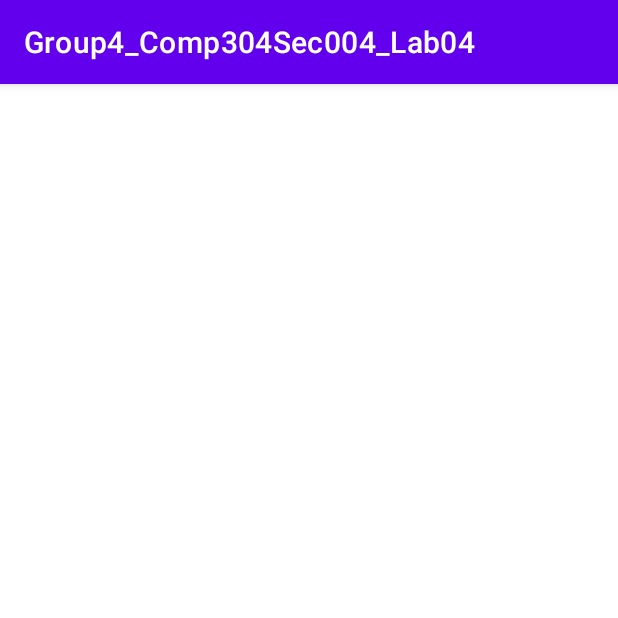
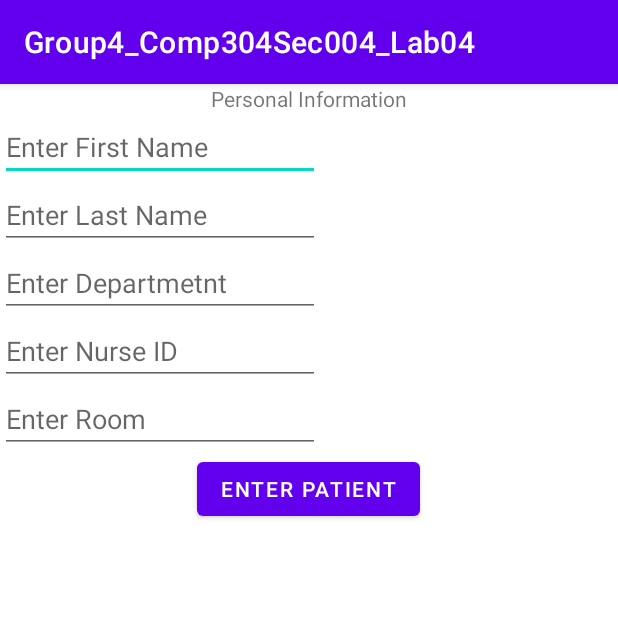
Before and after one commit to Mattdfd/Group4_Lab04, an Android app: the PatientActivity screen opened directly, with no data from a screen before it, on a phone screen of 412 x 824 dp, the top half of it. Run offline under Robolectric (Android 15) with nearby library versions, the phone set to English and light mode, and no system bars; our stand-ins replace Room's generated code; 2 statements that could not run were skipped.

Commit message:
Updated main and Login activity

```diff
--- a/app/src/main/AndroidManifest.xml
+++ b/app/src/main/AndroidManifest.xml
@@ -17,7 +17,7 @@
             android:name=".PatientActivity"
             android:exported="false" />
         <activity
-            android:name=".login"
+            android:name=".Login"
             android:exported="false" />
         <activity
             android:name=".MainActivity"
--- a/app/src/main/java/com/example/group4_comp304sec004_lab04/PatientActivity.java
+++ b/app/src/main/java/com/example/group4_comp304sec004_lab04/PatientActivity.java
@@ -1,21 +1,20 @@
 package com.example.group4_comp304sec004_lab04;
+
+import android.os.Bundle;
+import android.view.View;
+import android.widget.EditText;
+import android.widget.Toast;
 
 import androidx.appcompat.app.AppCompatActivity;
 import androidx.lifecycle.ViewModelProvider;
 
-import android.os.Bundle;
-import android.view.View;
-import android.widget.Toast;
-
-import com.google.android.material.textfield.TextInputEditText;
-
 public class PatientActivity extends AppCompatActivity {
     private PatientViewModel patientViewModel;
-    private TextInputEditText firstName;
-    private TextInputEditText lastName;
-    private TextInputEditText department;
-    private TextInputEditText nurseID;
-    private TextInputEditText room;
+    private EditText firstName;
+    private EditText lastName;
+    private EditText department;
+    private EditText nurseID;
+    private EditText room;
 
     @Override
     protected void onCreate(Bundle savedInstanceState) {
@@ -26,11 +25,11 @@ public class PatientActivity extends AppCompatActivity {
     }
 
     public void createPatientButton(View view) {
-        firstName = (TextInputEditText)findViewById(R.id.firstName);
-        lastName = (TextInputEditText)findViewById(R.id.lastName);
-        department = (TextInputEditText)findViewById(R.id.department);
-        nurseID = (TextInputEditText)findViewById(R.id.nurseID);
-        room = (TextInputEditText)findViewById(R.id.room);
+        firstName = (EditText) findViewById(R.id.firstName);
+        lastName = (EditText)findViewById(R.id.lastName);
+        department = (EditText)findViewById(R.id.department);
+        nurseID = (EditText)findViewById(R.id.nurseID);
+        room = (EditText)findViewById(R.id.room);
         if (firstName.getText().toString().length() != 0 && lastName.getText().toString().length() != 0
                 && department.getText().toString().length() != 0 &&
                 nurseID.getText().toString().length() != 0 &&
--- a/app/src/main/res/layout/activity_patient.xml
+++ b/app/src/main/res/layout/activity_patient.xml
@@ -1,9 +1,71 @@
 <?xml version="1.0" encoding="utf-8"?>
-<androidx.constraintlayout.widget.ConstraintLayout xmlns:android="http://schemas.android.com/apk/res/android"
+<RelativeLayout xmlns:android="http://schemas.android.com/apk/res/android"
     xmlns:app="http://schemas.android.com/apk/res-auto"
     xmlns:tools="http://schemas.android.com/tools"
     android:layout_width="match_parent"
     android:layout_height="match_parent"
     tools:context=".PatientActivity">
 
-</androidx.constraintlayout.widget.ConstraintLayout>
+
+    <TextView
+        android:id="@+id/personalInfo"
+        android:layout_width="wrap_content"
+        android:layout_height="wrap_content"
+        android:layout_gravity="center"
+        android:layout_centerHorizontal="true"
+        android:text="Personal Information" />
+
+    <EditText
+        android:id="@+id/firstName"
+        android:layout_width="wrap_content"
+        android:layout_height="wrap_content"
+        android:layout_below="@+id/personalInfo"
+        android:hint="Enter First Name"
+        android:ems="10"
+        android:inputType="textPersonName" />
+
+    <EditText
+        android:id="@+id/lastName"
+        android:layout_width="wrap_content"
+        android:layout_height="wrap_content"
+        android:layout_below="@+id/firstName"
+        android:ems="10"
+        android:inputType="textPersonName"
+        android:hint="Enter Last Name"/>
+
+    <EditText
+        android:id="@+id/department"
+        android:layout_width="wrap_content"
+        android:layout_height="wrap_content"
+        android:layout_below="@+id/lastName"
+        android:ems="10"
+        android:inputType="textPersonName"
+        android:hint="Enter Departmetnt" />
+
+    <EditText
+        android:id="@+id/nurseID"
+        android:layout_width="wrap_content"
+        android:layout_height="wrap_content"
+        android:layout_below="@+id/department"
+        android:ems="10"
+        android:inputType="textPersonName"
+        android:hint="Enter Nurse ID" />
+
+    <EditText
+        android:id="@+id/room"
+        android:layout_width="wrap_content"
+        android:layout_height="wrap_content"
+        android:layout_below="@+id/nurseID"
+        android:ems="10"
+        android:inputType="textPersonName"
+        android:hint="Enter Room" />
+
+    <Button
+        android:id="@+id/enterPatient"
+        android:layout_width="wrap_content"
+        android:layout_height="wrap_content"
+        android:layout_below="@+id/room"
+        android:layout_centerHorizontal="true"
+        android:text="ENTER PATIENT"/>
+
+</RelativeLayout>
```
Also changed, not shown: app/src/main/java/com/example/group4_comp304sec004_lab04/Login.java (added, +35 -0 lines), app/src/main/java/com/example/group4_comp304sec004_lab04/MainActivity.java (+5 -3 lines), app/src/main/java/com/example/group4_comp304sec004_lab04/PatientDatabase.java (+8 -9 lines), app/src/main/java/com/example/group4_comp304sec004_lab04/login.java (deleted, +0 -16 lines), app/src/main/res/layout/activity_login.xml (+30 -3 lines).
